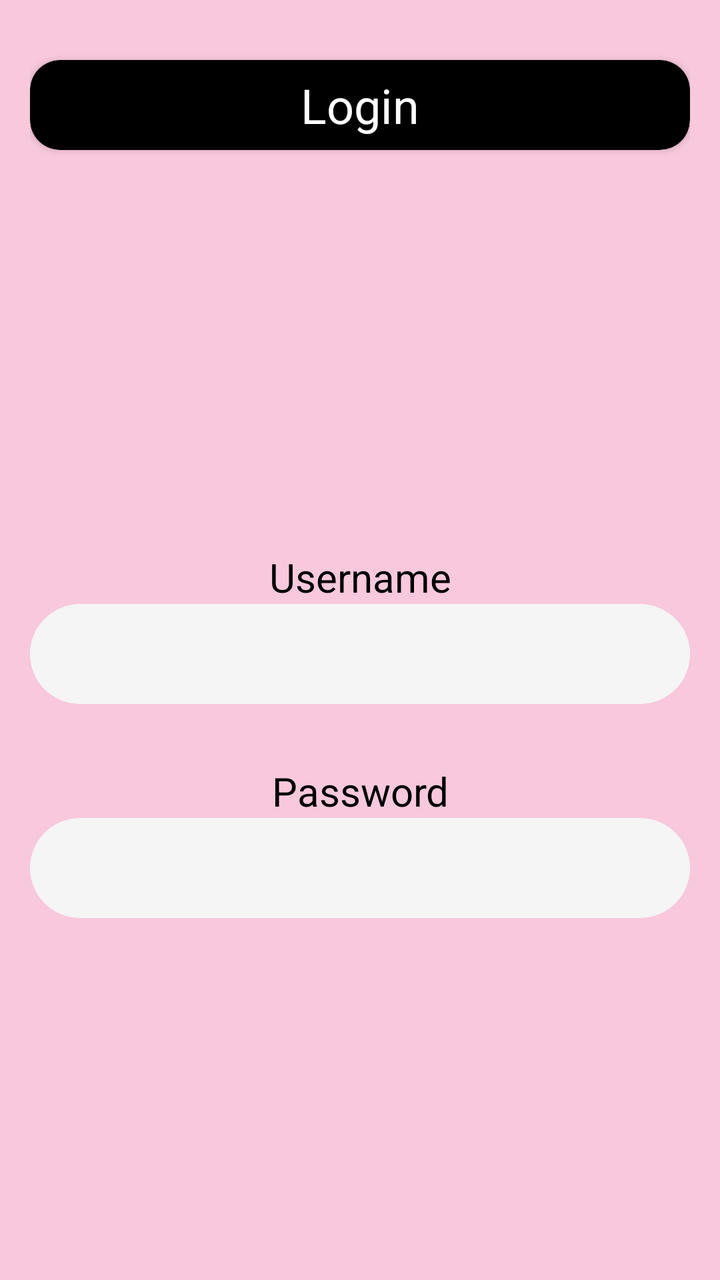
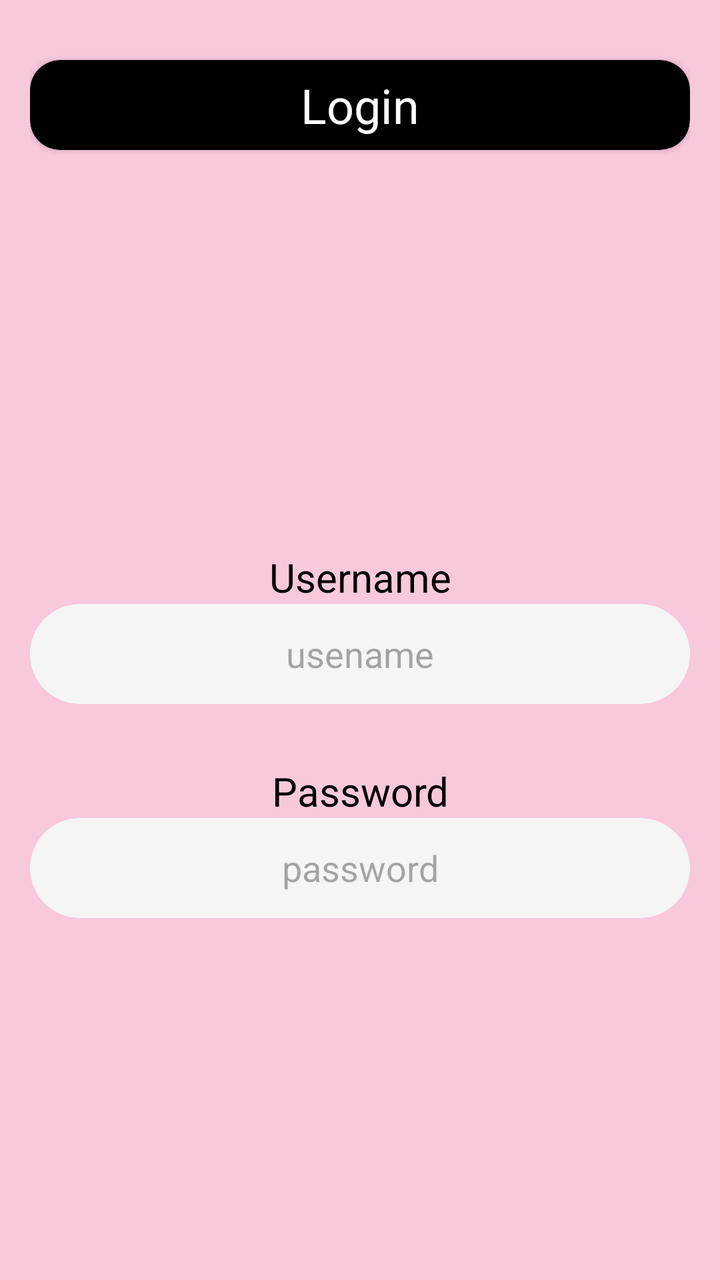

Screens rendered from an Android XML layout before and after an edit, with the pre-edit source and the edit as a unified diff.
<!-- AndroidManifest.xml: application theme Theme.PiggyApp -->
<!-- res/layout/activity_login.xml -->
<?xml version="1.0" encoding="utf-8"?>
<androidx.constraintlayout.widget.ConstraintLayout xmlns:android="http://schemas.android.com/apk/res/android"
    xmlns:app="http://schemas.android.com/apk/res-auto"
    xmlns:tools="http://schemas.android.com/tools"
    android:id="@+id/main"
    android:layout_width="match_parent"
    android:layout_height="match_parent"
    android:background="@color/piggy_pink"
    tools:context=".LoginActivity">

    <LinearLayout
        android:layout_width="330dp"
        android:layout_height="match_parent"
        android:gravity="center_horizontal"
        android:orientation="vertical"
        app:layout_constraintEnd_toEndOf="parent"
        app:layout_constraintStart_toStartOf="parent">

        <Space
            android:layout_width="match_parent"
            android:layout_height="30dp" />

        <androidx.cardview.widget.CardView
            android:id="@+id/cardLogin"
            android:layout_width="match_parent"
            android:layout_height="45dp"
            app:cardBackgroundColor="@color/piggy_black"
            app:cardCornerRadius="15dp">

            <TextView
                android:id="@+id/textView"
                android:layout_width="wrap_content"
                android:layout_height="wrap_content"
                android:layout_gravity="center_horizontal|center_vertical"
                android:text="Login"
                android:textColor="@color/piggy_white"
                android:textSize="24sp" />
        </androidx.cardview.widget.CardView>

        <Space
            android:layout_width="match_parent"
            android:layout_height="200dp" />

        <TextView
            android:id="@+id/txtUsername"
            android:layout_width="match_parent"
            android:layout_height="wrap_content"
            android:gravity="center_horizontal"
            android:text="Username"
            android:textColor="@color/piggy_black"
            android:textSize="20sp" />

        <EditText
            android:id="@+id/edtUsername"
            android:layout_width="match_parent"
            android:layout_height="50dp"
            android:background="@drawable/rounded_corners"
            android:ems="10"
            android:gravity="center_horizontal|center_vertical"
            android:inputType="text" />

        <Space
            android:layout_width="match_parent"
            android:layout_height="30dp" />

        <TextView
            android:id="@+id/txtPassword"
            android:layout_width="match_parent"
            android:layout_height="wrap_content"
            android:gravity="center_horizontal"
            android:text="Password"
            android:textColor="@color/piggy_black"
            android:textSize="20sp" />

        <EditText
            android:id="@+id/edtPassword"
            android:layout_width="match_parent"
            android:layout_height="50dp"
            android:background="@drawable/rounded_corners"
            android:ems="10"
            android:inputType="textPassword" />

        <Space
            android:layout_width="match_parent"
            android:layout_height="200dp" />

        <Button
            android:id="@+id/addButton"
            android:layout_width="150dp"
            android:layout_height="50dp"
            android:backgroundTint="@color/piggy_black"
            android:text="Add"
            android:textSize="16sp" />

    </LinearLayout>
</androidx.constraintlayout.widget.ConstraintLayout>
<!-- resources referenced by this layout -->
<resources>
  <color name="piggy_black">#000000</color>
  <color name="piggy_pink">#F8C8DC</color>
  <color name="piggy_white">#FFFFFF</color>
  <!-- drawable rounded_corners (drawable) -->
  <?xml version="1.0" encoding="utf-8"?>
  <shape xmlns:android="http://schemas.android.com/apk/res/android"
      android:shape="rectangle"
      android:padding="10dp">
  
      <solid android:color="@color/piggy_gray" />
      <corners
  
          android:radius="250dp"/>
  </shape>
  <style name="Theme.PiggyApp" parent="Base.Theme.PiggyApp" />
  <color name="piggy_gray">#F5F5F5</color>
  <style name="Base.Theme.PiggyApp" parent="Theme.Material3.DayNight.NoActionBar">
          
          
      </style>
</resources>

<!-- the commit's change to res/layout/activity_login.xml (unified diff, before → after) -->
@@ -57,6 +57,7 @@
             android:background="@drawable/rounded_corners"
             android:ems="10"
             android:gravity="center_horizontal|center_vertical"
+            android:hint="usename"
             android:inputType="text" />
 
         <Space
@@ -78,6 +79,8 @@
             android:layout_height="50dp"
             android:background="@drawable/rounded_corners"
             android:ems="10"
+            android:gravity="center_horizontal|center_vertical"
+            android:hint="password"
             android:inputType="textPassword" />
 
         <Space
@@ -85,7 +88,7 @@
             android:layout_height="200dp" />
 
         <Button
-            android:id="@+id/addButton"
+            android:id="@+id/btnLogin"
             android:layout_width="150dp"
             android:layout_height="50dp"
             android:backgroundTint="@color/piggy_black"
